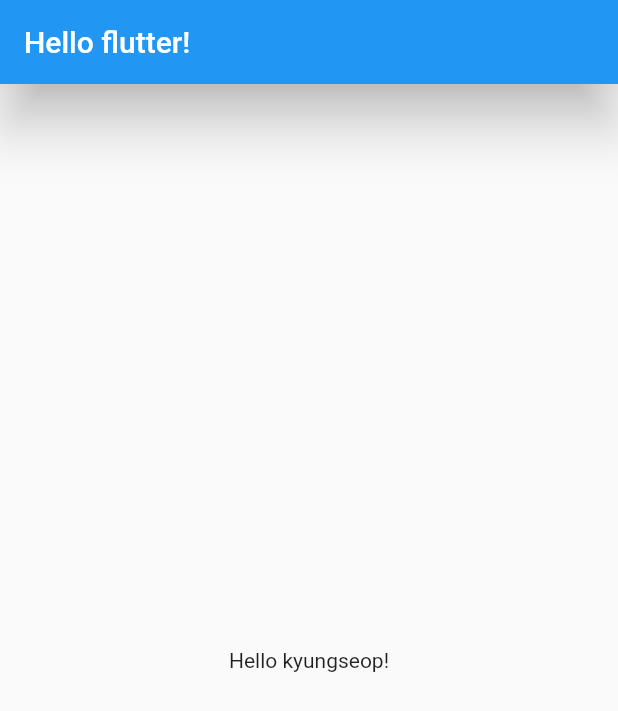
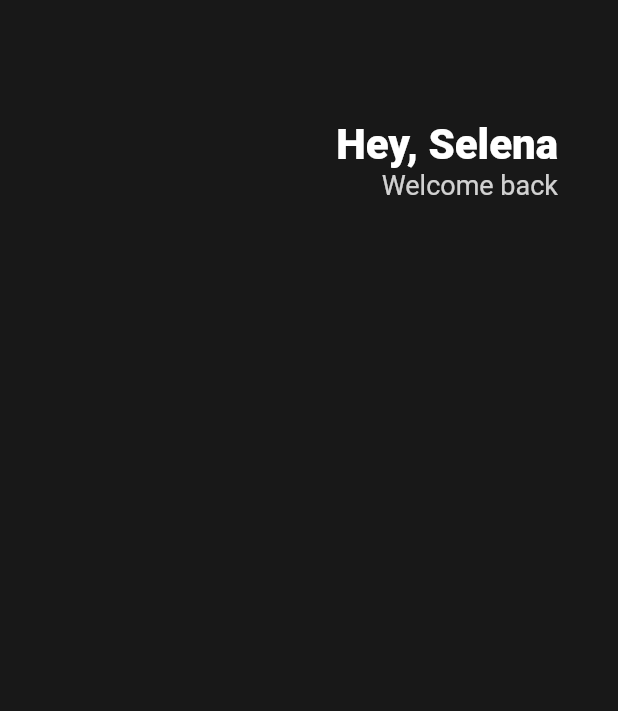
Before and after one commit to kyungseopk1m/flutter-study, a Flutter app: the screen it shows after launch, on a phone screen of 412 x 824 dp. Shown: the top 711 px of the screen. Run offline on Flutter 3.47's test engine with Material 2 defaults, Android fonts, the phone set to English and light mode, and no system bars.

Commit message:
🎨  add Header

```diff
--- a/toonflix/lib/main.dart
+++ b/toonflix/lib/main.dart
@@ -9,12 +9,39 @@ class App extends StatelessWidget {
   Widget build(BuildContext context) {
     return MaterialApp(
       home: Scaffold(
-        appBar: AppBar(
-          elevation: 15,
-          title: Text('Hello flutter!'),
-        ),
-        body: Center(
-          child: Text('Hello kyungseop!'),
+        backgroundColor: Color(0xFF181818),
+        body: Padding(
+          padding: EdgeInsets.symmetric(horizontal: 40),
+          child: Column(
+            children: [
+              SizedBox(
+                height: 80,
+              ),
+              Row(
+                mainAxisAlignment: MainAxisAlignment.end,
+                children: [
+                  Column(
+                    crossAxisAlignment: CrossAxisAlignment.end,
+                    children: [
+                      Text(
+                        'Hey, Selena',
+                        style: TextStyle(
+                          color: Colors.white,
+                          fontSize: 28,
+                          fontWeight: FontWeight.w800,
+                        ),
+                      ),
+                      Text(
+                        'Welcome back',
+                        style: TextStyle(
+                            color: Colors.white.withOpacity(0.8), fontSize: 18),
+                      ),
+                    ],
+                  )
+                ],
+              )
+            ],
+          ),
         ),
       ),
     );
```
